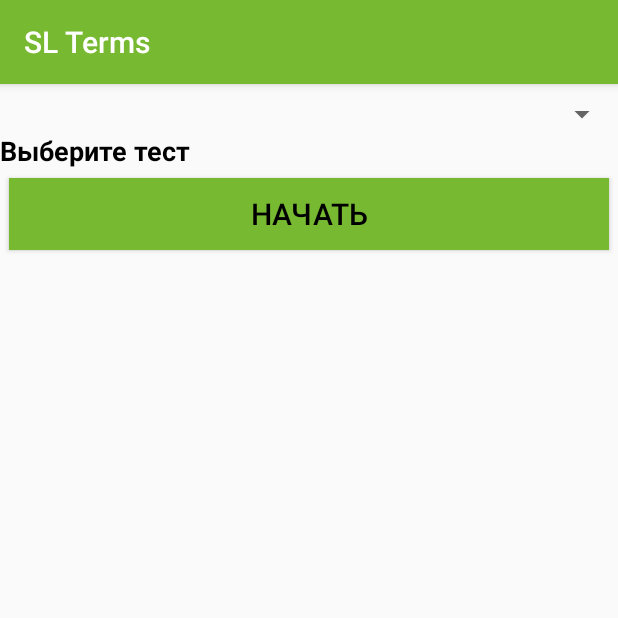
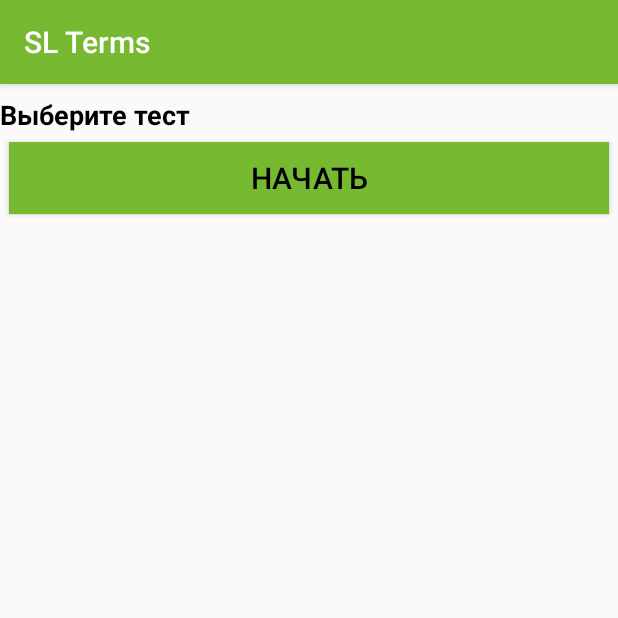
Before and after one commit to Trisiss/SL_Terms, an Android app: the CheckInActivity screen opened directly, with no data from a screen before it, on a phone screen of 412 x 824 dp, the top half of it. Run offline under Robolectric (Android 15) with nearby library versions, the phone set to English and light mode, and no system bars; 2 statements that could not run were skipped.

Commit message:
Delete Spinner out of CheckInActivity

```diff
--- a/app/src/main/res/layout/activity_check_in.xml
+++ b/app/src/main/res/layout/activity_check_in.xml
@@ -14,11 +14,6 @@
         android:orientation="vertical"
         app:layout_constraintStart_toStartOf="parent"
         app:layout_constraintTop_toTopOf="parent">
-
-        <Spinner
-            android:id="@+id/selectUser"
-            android:layout_width="match_parent"
-            android:layout_height="wrap_content" />
 
         <TextView
             android:id="@+id/textView4"
```
